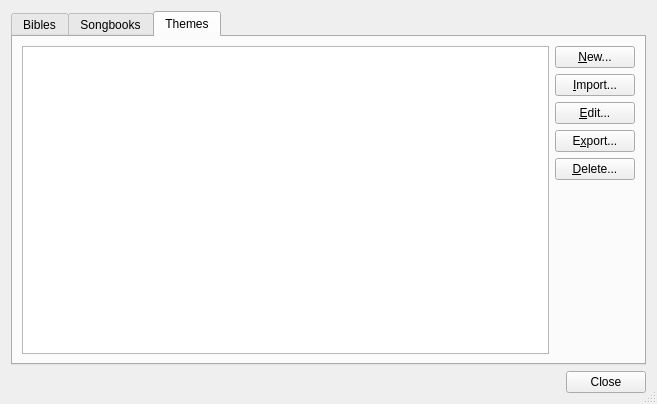
SoftProjector/src, file src/managedatadialog.ui: the form before one commit.
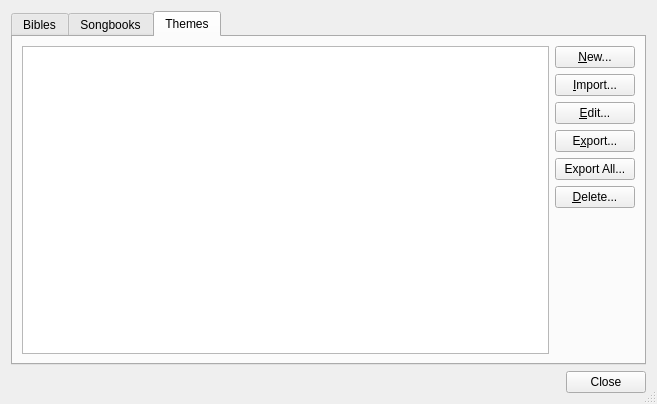
The form after the commit. The open tabs and pages were chosen to show the change. Icons and pictures are not drawn.

Commit message: finalized themes bug fix with song printing

The edit to the form file:
```diff
--- a/src/managedatadialog.ui
+++ b/src/managedatadialog.ui
@@ -272,6 +272,19 @@
            </property>
           </widget>
          </item>
+         <item>
+          <widget class="QPushButton" name="pushButtonThemeExportAll">
+           <property name="toolTip">
+            <string>Export currently selected Songbook to be able to share with others and for backup.</string>
+           </property>
+           <property name="text">
+            <string>Export All...</string>
+           </property>
+           <property name="shortcut">
+            <string>Ctrl+X</string>
+           </property>
+          </widget>
+         </item>
          <item>
           <widget class="QPushButton" name="pushButtonThemeDelete">
            <property name="toolTip">
```
The commit also changes 7 other files.
